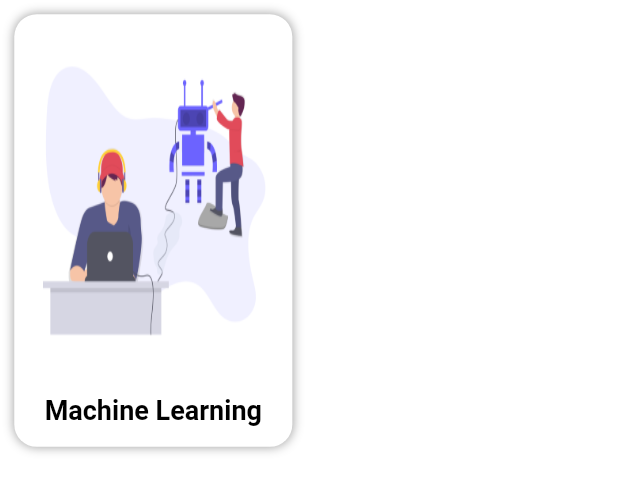
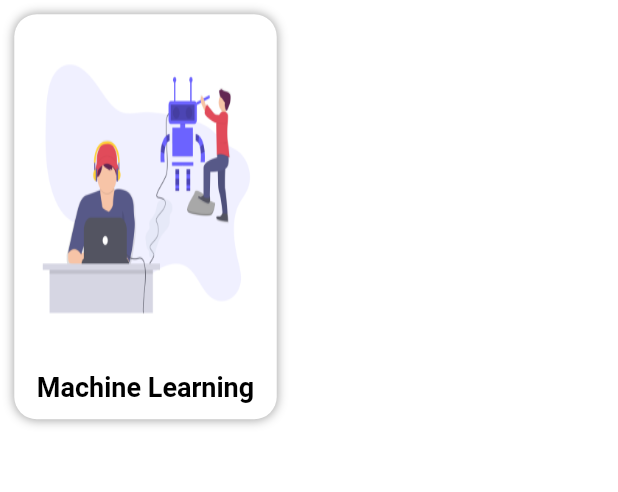
Before and after one commit to Adnanali777/DSC-AKGEC, a Flutter app: what categories_cards() shows on an empty page, opened directly, on a phone screen of 412 x 824 dp. Shown: the top 492 px of the screen. Run offline on Flutter 3.47's test engine with Material 2 defaults, Android fonts, the phone set to English and light mode, and no system bars; our stand-ins replace flutter_icons; missing offline and left inert: lipsum, ripple_effect.

Commit message:
added animations(size) to the project categories screen

```diff
--- a/lib/screens/OurTeam.dart
+++ b/lib/screens/OurTeam.dart
@@ -124,8 +124,7 @@ class _dscTeamState extends State<dscTeam> with AutomaticKeepAliveClientMixin {
                     curve: Interval(0.5,1,curve:Curves.fastOutSlowIn),
                     builder: (BuildContext context , double _val , Widget child) {
                       return Transform(
-                        transform: Matrix4.translationValues(0, _val * width,
-                            0.0),
+                        transform: Matrix4.translationValues(0, _val * width, 0.0),
                         child: child,
                       );
                     }
--- a/lib/screens/projects.dart
+++ b/lib/screens/projects.dart
@@ -9,7 +9,9 @@ class Projects extends StatefulWidget {
   _ProjectsState createState() => _ProjectsState();
 }
 
-class _ProjectsState extends State<Projects> {
+class _ProjectsState extends State<Projects> with AutomaticKeepAliveClientMixin{
+  @override
+  bool get wantKeepAlive => true;
   categories_cards category1 = categories_cards(image: 'assets/project-ml.png',text: 'Machine Learning',route: ml(),);
   categories_cards category2 = categories_cards(image: 'assets/webd2.png',text: 'Web Development',route: Web_d(),);
   categories_cards category3 = categories_cards(image: 'assets/ui-project.png',text: 'UI Designs',route: UI(),);
@@ -55,18 +57,51 @@ class _ProjectsState extends State<Projects> {
   }
 }
 
-class categories_cards extends StatelessWidget {
+class categories_cards extends StatefulWidget {
   String image;
   String text;
   Widget route;
   categories_cards({this.image,this.text,this.route});
+
+  @override
+  _categories_cardsState createState() => _categories_cardsState();
+}
+
+class _categories_cardsState extends State<categories_cards> with SingleTickerProviderStateMixin{
+  AnimationController animationproject;
+  Animation animatewidth;
+  Animation animateheight;
+  final double width = 175;
+  final double height = 270;
+  @override
+  void initState() {
+    super.initState();
+    animationproject = AnimationController(duration: Duration(milliseconds: 350),vsync: this);
+    animatewidth = Tween<double>(begin: 0,end: width).animate(CurvedAnimation(
+      parent: animationproject,
+      curve: Curves.fastLinearToSlowEaseIn,
+    ));
+    animateheight = Tween<double>(begin: 0,end: height).animate(CurvedAnimation(
+      parent: animationproject,
+      curve: Curves.fastLinearToSlowEaseIn,
+    ));
+    animationproject.forward();
+  }
+  @override
+  void dispose() {
+    super.dispose();
+    animationproject.dispose();
+  }
   @override
   Widget build(BuildContext context) {
+    return AnimatedBuilder(
+      animation: animationproject,
+      builder: (BuildContext context , Widget child){
         return Container(
           padding: EdgeInsets.all(5),
           margin: EdgeInsets.all(9.5),
-      width:MediaQuery.of(context).size.width * 0.45,
-      height: MediaQuery.of(context).size.height * 0.35,
+          height: animateheight.value,
+          width: animatewidth.value,
           decoration: BoxDecoration(
             borderRadius: BorderRadius.circular(15),
             boxShadow: [BoxShadow(
@@ -81,11 +116,11 @@ class categories_cards extends StatelessWidget {
                 flex:6,
                 child: GestureDetector(
                     onTap: (){
-                  Navigator.push(context, MaterialPageRoute(builder: (context) => route));
+                      Navigator.push(context, MaterialPageRoute(builder: (context) => widget.route));
                     },
                     child: Padding(
                       padding: const EdgeInsets.all(12.0),
-                  child: Image.asset(image,fit: BoxFit.fill,),
+                      child: Image.asset(widget.image,fit: BoxFit.fill,),
                     )
                 ),
               ),
@@ -93,11 +128,13 @@ class categories_cards extends StatelessWidget {
                 flex: 1,
                 child: Container(
                   margin: EdgeInsets.only(top: 10),
-              child: Text(text,style: TextStyle(fontSize: 18,fontWeight: FontWeight.bold,color: Colors.black,),),
+                  child: Text(widget.text,style: TextStyle(fontSize: 18,fontWeight: FontWeight.bold,color: Colors.black,),),
                 ),
               ),
             ],
           ),
         );
+      },
+    );
   }
 }
--- a/lib/shared/blogs.dart
+++ b/lib/shared/blogs.dart
@@ -57,7 +57,7 @@ class _DetailsState extends State<Details> {
                     Image.asset(widget.userimg,height: 30,width: 30,fit: BoxFit.cover,),
                     SizedBox(width: 25,),
                     Text(widget.text2,style: TextStyle(fontSize: 13,color: Colors.grey[800]),),
-                    SizedBox(width: MediaQuery.of(context).size.width*0.25,),
+                    SizedBox(width: MediaQuery.of(context).size.width*0.10,),
                     Heart(),
                   ],
                 ),
```
Lines whose indentation alone changed are shown as unchanged.
